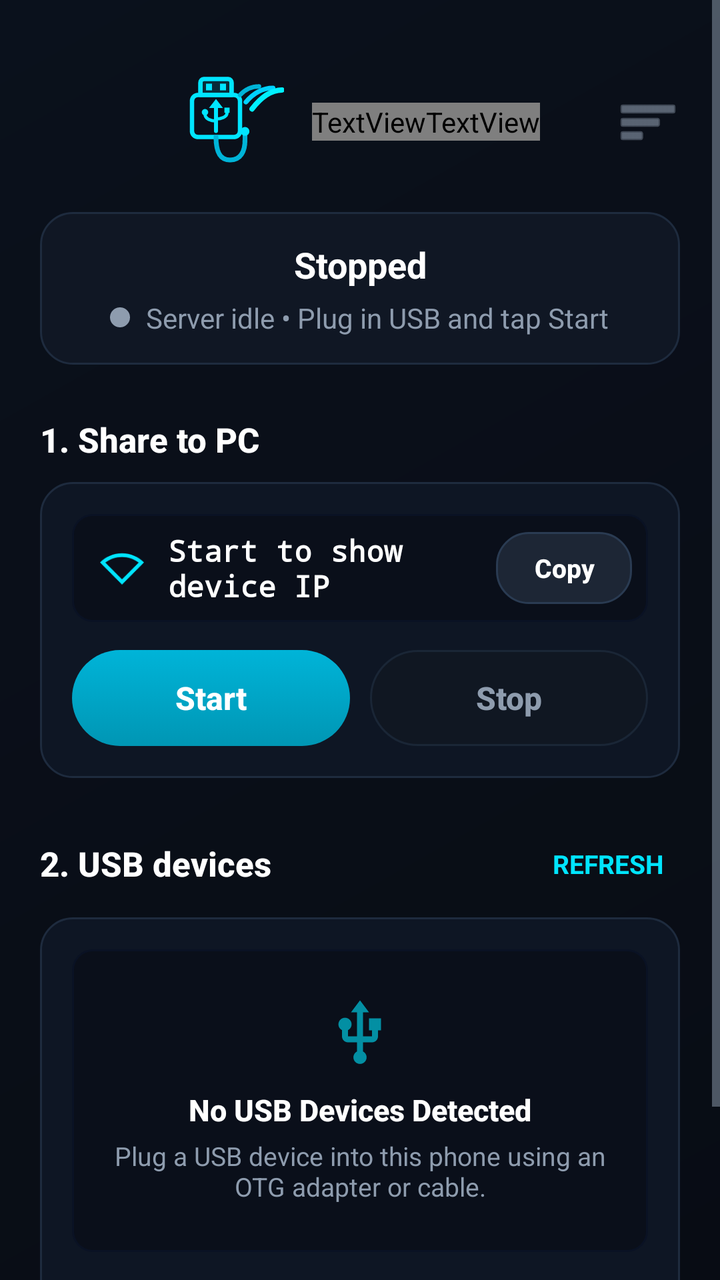
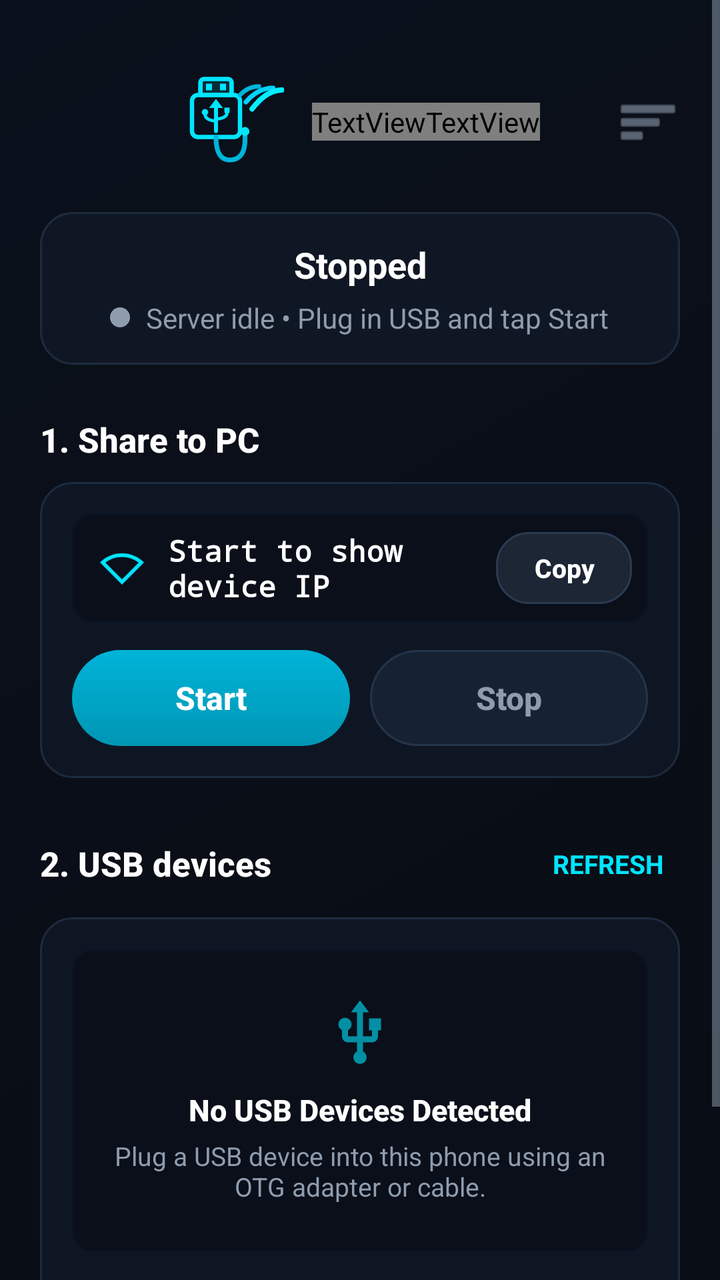

Before-and-after screenshots of an Android layout around one commit, followed by the original layout XML and the change that was made.
<!-- AndroidManifest.xml: application theme Theme.UsbNetBridge -->
<!-- res/layout/activity_main.xml -->
<?xml version="1.0" encoding="utf-8"?>
<FrameLayout xmlns:android="http://schemas.android.com/apk/res/android"
    xmlns:app="http://schemas.android.com/apk/res-auto"
    android:layout_width="match_parent"
    android:layout_height="match_parent"
    android:background="@drawable/bg_screen">

    
    <ImageView
        android:id="@+id/bgCircuit"
        android:layout_width="match_parent"
        android:layout_height="match_parent"
        android:scaleType="centerCrop"
        android:contentDescription="@null"
        android:importantForAccessibility="no"
        android:src="@drawable/bg_circuit"
        android:alpha="0.38" />

    
    <View
        android:layout_width="match_parent"
        android:layout_height="match_parent"
        android:background="#40080C14" />

    <ScrollView
        android:layout_width="match_parent"
        android:layout_height="match_parent"
        android:background="@android:color/transparent"
        android:fillViewport="true">

        <LinearLayout
            android:layout_width="match_parent"
            android:layout_height="wrap_content"
            android:orientation="vertical"
            android:paddingHorizontal="20dp"
            android:paddingTop="20dp"
            android:paddingBottom="32dp">

            
            <RelativeLayout
                android:layout_width="match_parent"
                android:layout_height="wrap_content"
                android:paddingTop="14dp"
                android:paddingBottom="16dp">

                <LinearLayout
                    android:layout_width="wrap_content"
                    android:layout_height="wrap_content"
                    android:layout_centerInParent="true"
                    android:gravity="center_vertical"
                    android:orientation="horizontal">

                <ImageView
                    android:id="@+id/brandIcon"
                    android:layout_width="52dp"
                    android:layout_height="52dp"
                    android:layout_marginEnd="14dp"
                    android:contentDescription="@string/app_name"
                    android:src="@drawable/ic_brand_logo" />

                <LinearLayout
                    android:layout_width="wrap_content"
                    android:layout_height="wrap_content"
                    android:gravity="center_vertical"
                    android:orientation="horizontal">

                    <TextView
                        android:id="@+id/brandTitleUsbNet"
                        android:layout_width="wrap_content"
                        android:layout_height="wrap_content"
                        android:fontFamily="sans-serif-bold"
                        android:letterSpacing="-0.02"
                        android:text="UsbNet"
                        android:textColor="#00F0FF"
                        android:textSize="36sp"
                        android:textStyle="bold" />

                    <TextView
                        android:id="@+id/brandTitleBridge"
                        android:layout_width="wrap_content"
                        android:layout_height="wrap_content"
                        android:fontFamily="sans-serif-bold"
                        android:letterSpacing="-0.02"
                        android:text="Bridge"
                        android:textColor="#FFFFFF"
                        android:textSize="36sp"
                        android:textStyle="bold" />
                </LinearLayout>
                </LinearLayout>

                <ImageView
                    android:id="@+id/showLogsButton"
                    android:layout_width="32dp"
                    android:layout_height="32dp"
                    android:layout_alignParentEnd="true"
                    android:layout_centerVertical="true"
                    android:background="?attr/selectableItemBackgroundBorderless"
                    android:src="@android:drawable/ic_menu_sort_by_size"
                    android:tint="@color/muted"
                    android:contentDescription="View Logs" />
            </RelativeLayout>

            
            <LinearLayout
                android:layout_width="match_parent"
                android:layout_height="wrap_content"
                android:layout_marginTop="4dp"
                android:background="@drawable/bg_status_capsule"
                android:gravity="center"
                android:orientation="vertical"
                android:paddingHorizontal="20dp"
                android:paddingVertical="14dp">

                <TextView
                    android:id="@+id/statusText"
                    android:layout_width="match_parent"
                    android:layout_height="wrap_content"
                    android:gravity="center"
                    android:text="@string/status_stopped"
                    android:textColor="@color/ink"
                    android:textSize="18sp"
                    android:textStyle="bold" />

                <LinearLayout
                    android:layout_width="wrap_content"
                    android:layout_height="wrap_content"
                    android:layout_marginTop="5dp"
                    android:gravity="center_vertical"
                    android:orientation="horizontal">

                    <View
                        android:id="@+id/statusDot"
                        android:layout_width="10dp"
                        android:layout_height="10dp"
                        android:layout_marginEnd="8dp"
                        android:background="@drawable/status_dot" />

                    <TextView
                        android:id="@+id/statusSubtitle"
                        android:layout_width="wrap_content"
                        android:layout_height="wrap_content"
                        android:text="@string/status_stopped_sub"
                        android:textColor="@color/muted"
                        android:textSize="14sp" />
                </LinearLayout>
            </LinearLayout>

            
            <TextView
                android:id="@+id/lastEventText"
                android:layout_width="match_parent"
                android:layout_height="wrap_content"
                android:visibility="gone" />

            
            <TextView
                android:layout_width="match_parent"
                android:layout_height="wrap_content"
                android:layout_marginTop="26dp"
                android:fontFamily="sans-serif-medium"
                android:text="1. Share to PC"
                android:textColor="@color/ink"
                android:textSize="17sp"
                android:textStyle="bold" />

            <LinearLayout
                android:layout_width="match_parent"
                android:layout_height="wrap_content"
                android:layout_marginTop="10dp"
                android:background="@drawable/bg_card"
                android:orientation="vertical"
                android:padding="16dp">

                
                <LinearLayout
                    android:layout_width="match_parent"
                    android:layout_height="wrap_content"
                    android:background="@drawable/bg_well"
                    android:gravity="center_vertical"
                    android:orientation="horizontal"
                    android:paddingStart="14dp"
                    android:paddingEnd="8dp"
                    android:paddingVertical="8dp">

                    <ImageView
                        android:layout_width="22dp"
                        android:layout_height="22dp"
                        android:layout_marginEnd="12dp"
                        android:contentDescription="@null"
                        android:importantForAccessibility="no"
                        android:src="@drawable/ic_wifi" />

                    <TextView
                        android:id="@+id/endpointText"
                        android:layout_width="0dp"
                        android:layout_height="wrap_content"
                        android:layout_weight="1"
                        android:fontFamily="monospace"
                        android:text="@string/endpoint_idle"
                        android:textColor="@color/ink"
                        android:textIsSelectable="true"
                        android:textSize="15sp"
                        android:textStyle="bold" />

                    <Button
                        android:id="@+id/copyEndpointButton"
                        android:layout_width="wrap_content"
                        android:layout_height="36dp"
                        android:background="@drawable/bg_btn_pill_dark"
                        android:minWidth="68dp"
                        android:paddingHorizontal="14dp"
                        android:stateListAnimator="@null"
                        android:text="@string/copy_endpoint"
                        android:textAllCaps="false"
                        android:textColor="@color/ink"
                        android:textSize="13sp"
                        android:textStyle="bold" />
                </LinearLayout>

                <TextView
                    android:id="@+id/endpointHintText"
                    android:layout_width="match_parent"
                    android:layout_height="wrap_content"
                    android:layout_marginTop="8dp"
                    android:text="@string/hint_screen"
                    android:textColor="@color/muted"
                    android:textSize="12sp"
                    android:visibility="gone" />

                
                <LinearLayout
                    android:layout_width="match_parent"
                    android:layout_height="wrap_content"
                    android:layout_marginTop="14dp"
                    android:orientation="horizontal">

                    <Button
                        android:id="@+id/startButton"
                        android:layout_width="0dp"
                        android:layout_height="48dp"
                        android:layout_marginEnd="10dp"
                        android:layout_weight="1"
                        android:background="@drawable/bg_btn_start"
                        android:stateListAnimator="@null"
                        android:text="@string/start"
                        android:textAllCaps="false"
                        android:textColor="@color/btn_start_text"
                        android:textSize="16sp"
                        android:textStyle="bold" />

                    <Button
                        android:id="@+id/stopButton"
                        android:layout_width="0dp"
                        android:layout_height="48dp"
                        android:layout_weight="1"
                        android:background="@drawable/bg_btn_stop"
                        android:enabled="false"
                        android:stateListAnimator="@null"
                        android:text="@string/stop"
                        android:textAllCaps="false"
                        android:textColor="@color/btn_stop_text"
                        android:textSize="16sp"
                        android:textStyle="bold" />
                </LinearLayout>
            </LinearLayout>

            
            <LinearLayout
                android:layout_width="match_parent"
                android:layout_height="wrap_content"
                android:layout_marginTop="26dp"
                android:gravity="center_vertical"
                android:orientation="horizontal">

                <TextView
                    android:layout_width="0dp"
                    android:layout_height="wrap_content"
                    android:layout_weight="1"
                    android:fontFamily="sans-serif-medium"
                    android:text="2. USB devices"
                    android:textColor="@color/ink"
                    android:textSize="17sp"
                    android:textStyle="bold" />

                <TextView
                    android:id="@+id/refreshButton"
                    android:layout_width="wrap_content"
                    android:layout_height="wrap_content"
                    android:background="?attr/selectableItemBackgroundBorderless"
                    android:padding="8dp"
                    android:text="@string/refresh"
                    android:textAllCaps="true"
                    android:textColor="@color/accent"
                    android:textSize="13sp"
                    android:textStyle="bold" />
            </LinearLayout>

            <LinearLayout
                android:layout_width="match_parent"
                android:layout_height="wrap_content"
                android:layout_marginTop="10dp"
                android:background="@drawable/bg_card"
                android:orientation="vertical"
                android:padding="16dp">

                <LinearLayout
                    android:id="@+id/devicesContainer"
                    android:layout_width="match_parent"
                    android:layout_height="wrap_content"
                    android:orientation="vertical"
                    android:visibility="gone" />

                <LinearLayout
                    android:id="@+id/deviceEmptyLayout"
                    android:layout_width="match_parent"
                    android:layout_height="wrap_content"
                    android:background="@drawable/bg_well"
                    android:gravity="center"
                    android:orientation="vertical"
                    android:paddingHorizontal="16dp"
                    android:paddingVertical="24dp">

                    <ImageView
                        android:layout_width="36dp"
                        android:layout_height="36dp"
                        android:alpha="0.6"
                        android:contentDescription="@null"
                        android:importantForAccessibility="no"
                        android:src="@drawable/ic_usb" />

                    <TextView
                        android:layout_width="wrap_content"
                        android:layout_height="wrap_content"
                        android:layout_marginTop="10dp"
                        android:fontFamily="sans-serif-medium"
                        android:text="@string/empty_usb_title"
                        android:textColor="@color/ink"
                        android:textSize="15sp"
                        android:textStyle="bold" />

                    <TextView
                        android:id="@+id/deviceListText"
                        android:layout_width="wrap_content"
                        android:layout_height="wrap_content"
                        android:layout_marginTop="4dp"
                        android:gravity="center"
                        android:text="@string/empty_usb_detail"
                        android:textColor="@color/muted"
                        android:textSize="13sp" />
                </LinearLayout>

                <TextView
                    android:layout_width="match_parent"
                    android:layout_height="wrap_content"
                    android:layout_marginTop="14dp"
                    android:lineSpacingExtra="2dp"
                    android:text="@string/hint_usb_always"
                    android:textColor="@color/muted"
                    android:textSize="12sp" />

                <TextView
                    android:layout_width="match_parent"
                    android:layout_height="wrap_content"
                    android:layout_marginTop="3dp"
                    android:text="@string/hint_permission"
                    android:textColor="@color/muted"
                    android:textSize="12sp" />
            </LinearLayout>

        </LinearLayout>
    </ScrollView>
</FrameLayout>
<!-- resources referenced by this layout -->
<resources>
  <color name="accent">#FF00E5FF</color>
  <color name="ink">#FFFFFFFF</color>
  <color name="muted">#FF8E9CAE</color>
  <!-- drawable bg_card (drawable) -->
  <?xml version="1.0" encoding="utf-8"?>
  <shape xmlns:android="http://schemas.android.com/apk/res/android"
      android:shape="rectangle">
      <solid android:color="@color/surface" />
      <corners android:radius="16dp" />
      <stroke
          android:width="1dp"
          android:color="@color/line" />
  </shape>
  <!-- drawable bg_screen (drawable) -->
  <?xml version="1.0" encoding="utf-8"?>
  <shape xmlns:android="http://schemas.android.com/apk/res/android"
      android:shape="rectangle">
      <gradient
          android:angle="135"
          android:endColor="@color/bg_mid"
          android:startColor="@color/bg" />
  </shape>
  <!-- drawable bg_status_capsule (drawable) -->
  <?xml version="1.0" encoding="utf-8"?>
  <shape xmlns:android="http://schemas.android.com/apk/res/android"
      android:shape="rectangle">
      <solid android:color="@color/status_pill_bg" />
      <corners android:radius="16dp" />
      <stroke
          android:width="1dp"
          android:color="@color/status_pill_border" />
  </shape>
  <!-- drawable bg_well (drawable) -->
  <?xml version="1.0" encoding="utf-8"?>
  <shape xmlns:android="http://schemas.android.com/apk/res/android"
      android:shape="rectangle">
      <solid android:color="@color/input_bg" />
      <corners android:radius="10dp" />
      <stroke
          android:width="1dp"
          android:color="#FF0A1224" />
  </shape>
  <!-- drawable ic_wifi (drawable) -->
  <vector xmlns:android="http://schemas.android.com/apk/res/android"
      android:width="24dp"
      android:height="24dp"
      android:viewportWidth="24"
      android:viewportHeight="24">
      <path
          android:fillColor="@color/accent"
          android:pathData="M12,4C7.31,4 3.07,5.9 0,8.98L12,21 24,8.98C20.93,5.9 16.69,4 12,4zM2.92,9.07C5.51,7.08 8.67,6 12,6s6.49,1.08 9.08,3.07L12,18.17 2.92,9.07z" />
  </vector>
  <!-- drawable status_dot (drawable) -->
  <?xml version="1.0" encoding="utf-8"?>
  <shape xmlns:android="http://schemas.android.com/apk/res/android"
      android:shape="oval">
      <solid android:color="@color/status_stopped" />
  </shape>
  <string name="app_name">UsbNetBridge</string>
  <string name="copy_endpoint">Copy</string>
  <string name="empty_usb_detail">Plug a USB device into this phone using an OTG adapter or cable.</string>
  <string name="empty_usb_title">No USB Devices Detected</string>
  <string name="endpoint_idle">Start to show device IP</string>
  <string name="hint_permission">If asked for USB permission, tap Allow.</string>
  <string name="hint_screen">You can turn the screen off while sharing. On the PC, tap Find.</string>
  <string name="hint_usb_always">When you plug in USB, choose UsbNetBridge → Always, then tap Start.</string>
  <string name="refresh">Refresh</string>
  <string name="start">Start</string>
  <string name="status_stopped">Stopped</string>
  <string name="status_stopped_sub">Server idle • Plug in USB and tap Start</string>
  <string name="stop">Stop</string>
  <color name="surface">#FF0E1624</color>
  <color name="line">#FF1E2B3E</color>
  <color name="bg_mid">#FF0B121E</color>
  <color name="bg">#FF080C14</color>
  <color name="status_pill_bg">#FF101724</color>
  <color name="status_pill_border">#FF1E2B3E</color>
  <color name="input_bg">#FF0A0F1A</color>
  <color name="status_stopped">#FF8E9CAE</color>
  <color name="accent_dark">#FF00A3C4</color>
  <color name="on_accent">#FF080C14</color>
  <color name="accent_hot">#FF00E5FF</color>
</resources>

<!-- the commit's change to res/layout/activity_main.xml (unified diff, before → after) -->
@@ -254,6 +254,7 @@
                         android:layout_height="48dp"
                         android:layout_weight="1"
                         android:background="@drawable/bg_btn_stop"
+                        app:backgroundTint="@null"
                         android:enabled="false"
                         android:stateListAnimator="@null"
                         android:text="@string/stop"
